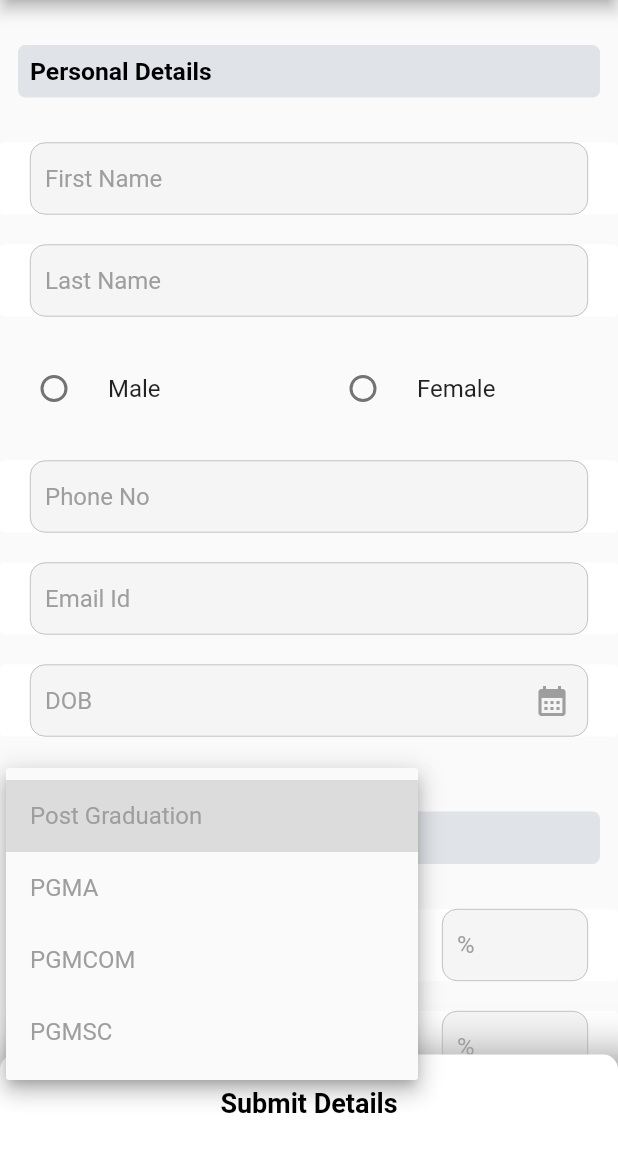
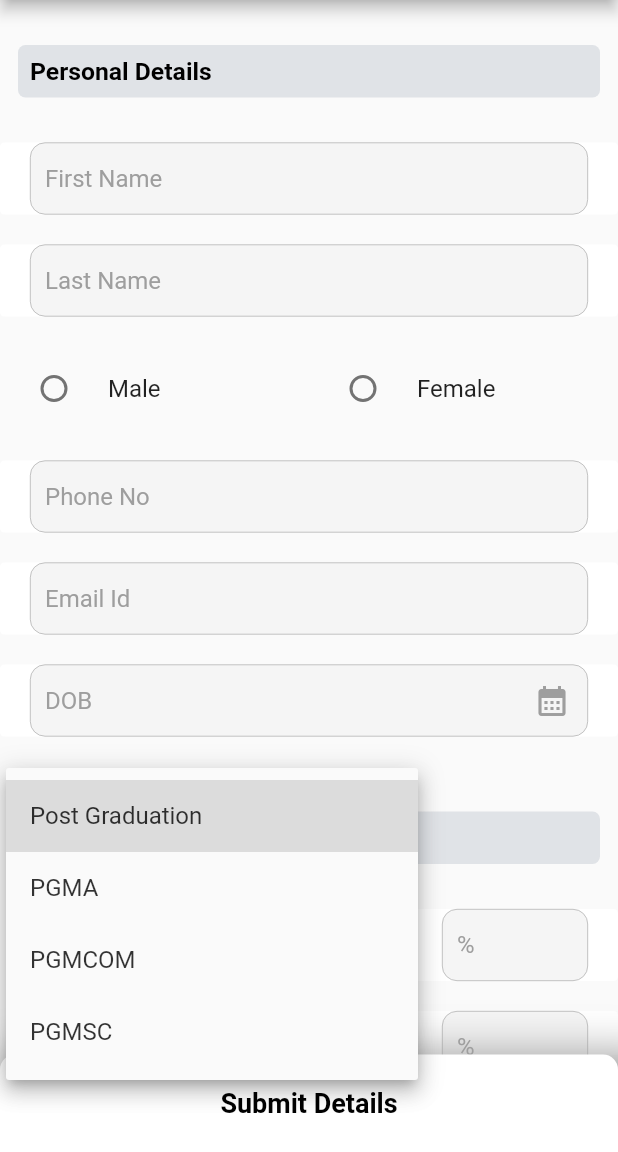
Before and after one commit to pramodsinghneone/assessment_repo, a Flutter app: the screen it shows after launch, after a tap on "Post Graduation", on a phone screen of 412 x 824 dp, the part 84-1236 px from its top. Run offline on Flutter 3.47's test engine with Material 2 defaults, Android fonts, the phone set to English and light mode, and no system bars; our stand-ins replace flutter_slidable, get, hive, hive_flutter; accounts and stored records are empty.

Commit message:
changes working

```diff
--- a/lib/core/textstyles.dart
+++ b/lib/core/textstyles.dart
@@ -36,7 +36,7 @@ TextStyle submitDetailsBtnStyleBlack = TextStyle(
 TextStyle dropdownStyle = TextStyle(
   fontSize: 16,
   fontWeight: FontWeight.w400,
-  color: grey,
+  color: blackColor.withOpacity(0.8),
 );
 TextStyle dropdownStyleBlack = TextStyle(
   fontSize: 16,
--- a/lib/core/widgets/common_drop_down.dart
+++ b/lib/core/widgets/common_drop_down.dart
@@ -1,3 +1,4 @@
+import 'package:assignment_task_employee_details/core/constants.dart';
 import 'package:assignment_task_employee_details/core/widgets/common_text.dart';
 import 'package:flutter/material.dart';
 
@@ -22,6 +23,14 @@ class _DropDownViewState extends State<DropDownView> {
       padding: const EdgeInsets.symmetric(horizontal: 20.0),
       child: DropdownButton<String>(
           value: widget.dropdownvalue,
+          selectedItemBuilder: (_) {
+            return widget.items!.map((e) {
+              return Text(widget.dropdownvalue!,
+                  style: TextStyle(
+                      color: blackColor.withOpacity(0.6),
+                      fontWeight: FontWeight.w400));
+            }).toList();
+          },
           icon: const Icon(Icons.keyboard_arrow_down),
           isDense: true,
           isExpanded: true,
```
